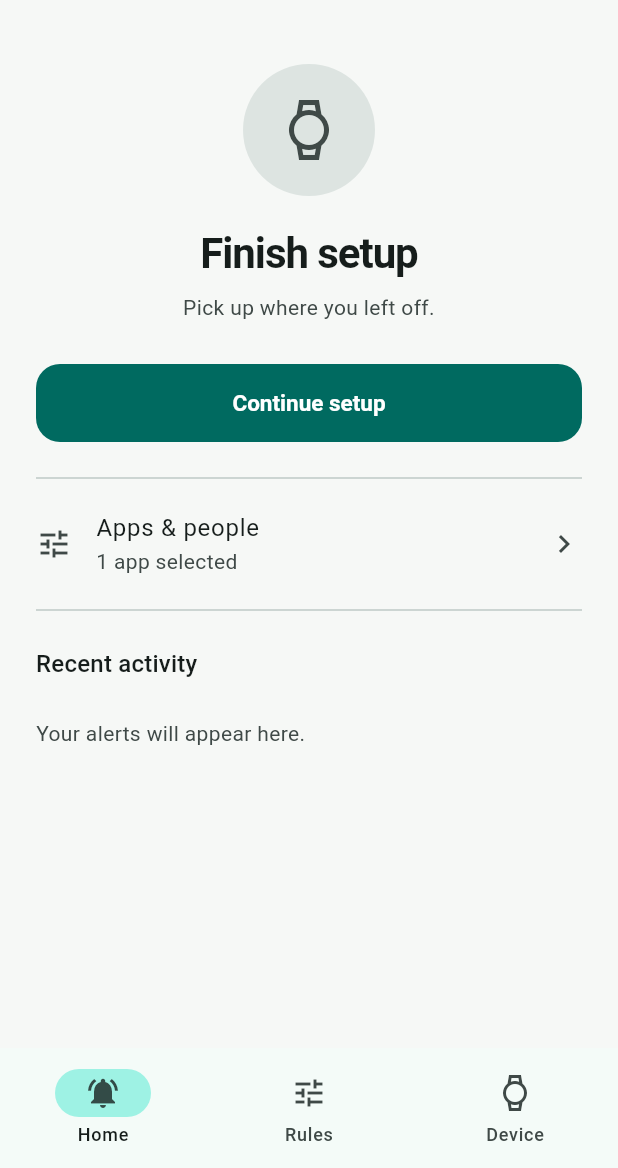
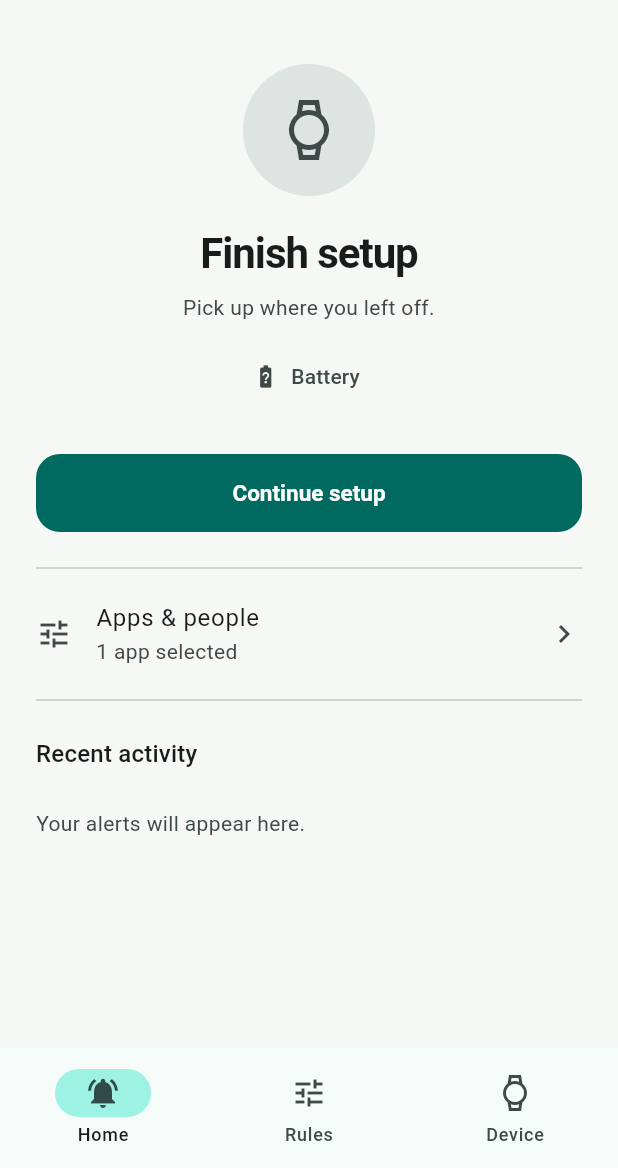
Before and after one commit to Kazuma96550/fitbit-air, a Flutter app: the screen it shows after launch, after a tap on "Allow nearby devices", after a tap on the "close" icon, on a phone screen of 412 x 824 dp, the part 68-1236 px from its top. Run offline on Flutter 3.47's test engine with Material 3 defaults, Android fonts, the phone set to English and light mode, and no system bars; our stand-ins replace clock.

Commit message:
Show cached battery and passive connection status on Home

```diff
--- /dev/null
+++ b/example/lib/demo/air_status_strip.dart
@@ -0,0 +1,142 @@
+import 'package:flutter/material.dart';
+import 'demo_controller.dart';
+
+/// Cached observations, clearly separate from the relay's on/off state.
+class AirStatusStrip extends StatelessWidget {
+  const AirStatusStrip({super.key, required this.controller});
+  final DemoController controller;
+
+  String get age {
+    final at = controller.batteryReadAt;
+    if (at == null) return 'No reading yet';
+    final elapsed = DateTime.now().difference(at);
+    if (elapsed.inMinutes < 1) return 'Checked just now';
+    if (elapsed.inHours < 1) return 'Checked ${elapsed.inMinutes} min ago';
+    if (elapsed.inDays < 1) return 'Checked ${elapsed.inHours} h ago';
+    return 'Checked ${elapsed.inDays} d ago';
+  }
+
+  @override
+  Widget build(BuildContext context) {
+    final state = controller;
+    final colors = Theme.of(context).colorScheme;
+    final battery = state.battery;
+    final stale =
+        state.batteryReadAt == null ||
+        DateTime.now().difference(state.batteryReadAt!) >=
+            const Duration(hours: 6);
+    final color = battery != null && battery.percent <= 20
+        ? colors.error
+        : colors.onSurfaceVariant;
+    return Padding(
+      padding: const EdgeInsets.only(top: 12),
+      child: Wrap(
+        alignment: WrapAlignment.center,
+        crossAxisAlignment: WrapCrossAlignment.center,
+        spacing: 12,
+        children: [
+          if (state.airConnected != null)
+            Row(
+              mainAxisSize: MainAxisSize.min,
+              children: [
+                Icon(
+                  state.airConnected!
+                      ? Icons.bluetooth_connected
+                      : Icons.bluetooth_disabled,
+                  size: 16,
+                  color: colors.onSurfaceVariant,
+                ),
+                const SizedBox(width: 4),
+                Text(
+                  state.airConnected! ? 'Connected' : 'Disconnected',
+                  style: Theme.of(context).textTheme.labelMedium,
+                ),
+              ],
+            ),
+          TextButton.icon(
+            key: const ValueKey('battery-status'),
+            style: TextButton.styleFrom(foregroundColor: color),
+            icon: Icon(
+              battery?.onCharger == true
+                  ? Icons.battery_charging_full
+                  : battery == null
+                  ? Icons.battery_unknown
+                  : battery.percent <= 20
+                  ? Icons.battery_alert
+                  : Icons.battery_std,
+              size: 18,
+            ),
+            label: Text(
+              battery == null
+                  ? 'Battery'
+                  : '${battery.percent}%${stale ? ' · Saved' : ''}',
+            ),
+            onPressed: () => showModalBottomSheet<void>(
+              context: context,
+              showDragHandle: true,
+              builder: (_) => AnimatedBuilder(
+                animation: state,
+                builder: (context, _) => SafeArea(
+                  child: SingleChildScrollView(
+                    padding: const EdgeInsets.fromLTRB(24, 4, 24, 24),
+                    child: Column(
+                      mainAxisSize: MainAxisSize.min,
+                      crossAxisAlignment: CrossAxisAlignment.start,
+                      children: [
+                        Text(
+                          'Air battery',
+                          style: Theme.of(context).textTheme.titleLarge,
+                        ),
+                        const SizedBox(height: 16),
+                        Text(
+                          state.battery == null
+                              ? 'No reading yet'
+                              : '${state.battery!.percent}%',
+                          style: Theme.of(context).textTheme.displayMedium,
+                        ),
+                        Text(age),
+                        if (state.battery?.onCharger == true)
+                          const Text('On charger when checked'),
+                        const SizedBox(height: 16),
+                        Text(
+                          state.relayRunning || state.relayStopping
+                              ? 'Stop notifications to update the battery.'
+                              : state.batteryReadAt != null &&
+                                    DateTime.now().difference(
+                                          state.batteryReadAt!,
+                                        ) <
+                                        const Duration(minutes: 1)
+                              ? 'Up to date. You can check again in a minute.'
+                              : 'Updates briefly connect to your Air. Saved readings stay available between visits.',
+                        ),
+                        if (state.batteryError != null) ...[
+                          const SizedBox(height: 8),
+                          Text(state.batteryError!),
+                        ],
+                        const SizedBox(height: 20),
+                        SizedBox(
+                          width: double.infinity,
+                          child: FilledButton(
+                            key: const ValueKey('refresh-battery'),
+                            onPressed: state.canReadBattery
+                                ? state.refreshBattery
+                                : null,
+                            child: Text(
+                              state.batteryReading
+                                  ? 'Checking battery…'
+                                  : 'Update battery',
+                            ),
+                          ),
+                        ),
+                      ],
+                    ),
+                  ),
+                ),
+              ),
+            ),
+          ),
+        ],
+      ),
+    );
+  }
+}
--- a/example/lib/demo/demo_controller.dart
+++ b/example/lib/demo/demo_controller.dart
@@ -31,6 +31,56 @@ class DemoController extends ChangeNotifier {
   Map<String, Object?> transportDiagnostics = {};
   RelaySettings settings = const RelaySettings();
   AirWristPresenceEvent? lastWristObservation;
+  AirBattery? battery;
+  DateTime? batteryReadAt;
+  bool batteryReading = false;
+  String? batteryError;
+  bool? airConnected;
+  StreamSubscription<AirConnectionEvent>? _connection;
+  bool _visible = false;
+  bool get canReadBattery =>
+      initialized &&
+      !busy &&
+      !previewing &&
+      !changingRelay &&
+      !relayRunning &&
+      !relayStopping &&
+      relayTransition == null &&
+      !batteryReading &&
+      bluetoothPermission &&
+      bluetoothEnabled != false &&
+      (batteryReadAt == null ||
+          DateTime.now().difference(batteryReadAt!) >=
+              const Duration(minutes: 1));
+
+  Future<void> refreshBattery() async {
+    if (!canReadBattery) return;
+    batteryReading = true;
+    batteryError = null;
+    _changed();
+    try {
+      final value = await FitbitAir.readBattery();
+      final at = DateTime.now();
+      battery = value;
+      batteryReadAt = at;
+      try {
+        await channel.invokeMethod<void>('saveBattery', {
+          'percent': value.percent,
+          'onCharger': value.onCharger,
+          'readAt': at.millisecondsSinceEpoch,
+        });
+      } catch (_) {
+        batteryError =
+            'Updated, but could not save this reading for next time.';
+      }
+    } catch (_) {
+      batteryError = 'Could not update. Your last reading is kept.';
+    } finally {
+      batteryReading = false;
+      _changed();
+    }
+  }
+
   bool previewing = false;
   bool initialized = false;
   bool setupCompleted = false;
@@ -94,7 +144,8 @@ class DemoController extends ChangeNotifier {
 
   bool get busy => _activeTrial != null;
   String? get operationId => _activeTrial?['operation'] as String?;
-  bool get controlsBlocked => busy || relayRunning || changingRelay;
+  bool get controlsBlocked =>
+      busy || relayRunning || changingRelay || batteryReading;
   List<Map<String, Object?>> get trials => List.unmodifiable(_trials);
   List<String> get actionIds => actions.keys.toList()..sort();
 
@@ -105,6 +156,27 @@ class DemoController extends ChangeNotifier {
   Future<void> initialize() async {
     await refresh();
     await loadApps();
+    try {
+      final cache = await channel.invokeMapMethod<String, Object?>(
+        'batteryCache',
+      );
+      final percent = cache?['percent'];
+      final readAt = cache?['readAt'];
+      if (percent is int &&
+          percent >= 0 &&
+          percent <= 100 &&
+          readAt is int &&
+          readAt > 0 &&
+          readAt <= DateTime.now().millisecondsSinceEpoch) {
+        battery = AirBattery(
+          percent: percent,
+          onCharger: cache?['onCharger'] as bool?,
+        );
+        batteryReadAt = DateTime.fromMillisecondsSinceEpoch(readAt);
+      }
+    } catch (_) {
+      // A missing or invalid cache never blocks setup.
+    }
     try {
       final settings = await channel.invokeMapMethod<String, Object?>(
         'labSettings',
@@ -126,6 +198,13 @@ class DemoController extends ChangeNotifier {
   void setVisible(bool visible) {
     _poll?.cancel();
     _poll = null;
+    _visible = visible;
+    if (!visible) {
+      unawaited(_connection?.cancel());
+      _connection = null;
+      airConnected = null;
+    }
+    _watchConnectionIfAllowed();
     if (visible) {
       unawaited(refresh());
       _poll = Timer.periodic(
@@ -133,6 +212,22 @@ class DemoController extends ChangeNotifier {
         (_) => unawaited(refresh()),
       );
     }
+  }
+
+  void _watchConnectionIfAllowed() {
+    if (!_visible || _disposed || !bluetoothPermission || _connection != null) {
+      return;
+    }
+    _connection = FitbitAir.watchConnection().listen(
+      (event) {
+        airConnected = event.connected;
+        _changed();
+      },
+      onError: (Object error) {
+        airConnected = null;
+        _changed();
+      },
+    );
   }
 
   Future<void> refresh({bool force = false}) async {
@@ -218,6 +313,7 @@ class DemoController extends ChangeNotifier {
     } on MissingPluginException {
       setupError = 'This demo requires an Android phone.';
     } finally {
+      _watchConnectionIfAllowed();
       _changed();
     }
   }
@@ -306,7 +402,7 @@ class DemoController extends ChangeNotifier {
     if (preset == VibrationPreset.mute) {
       throw ArgumentError('Silent rules cannot vibrate.');
     }
-    if (busy || changingRelay || previewing) {
+    if (busy || changingRelay || previewing || batteryReading) {
       throw StateError('Wait for the current operation.');
     }
     if (relayRunning) {
@@ -422,7 +518,10 @@ class DemoController extends ChangeNotifier {
   }
 
   Future<void> startRelay() async {
-    if (busy || changingRelay || _requestedRelayTransition != null) {
+    if (busy ||
+        changingRelay ||
+        batteryReading ||
+        _requestedRelayTransition != null) {
       throw StateError('Wait for the current operation.');
     }
     if (relayRunning) return;
@@ -521,7 +620,7 @@ class DemoController extends ChangeNotifier {
       await auxiliary.run();
       return;
     }
-    if (busy || changingRelay || previewing) {
+    if (busy || changingRelay || previewing || batteryReading) {
       throw StateError('An operation is already running.');
     }
     if (relayRunning) {
@@ -640,7 +739,7 @@ class DemoController extends ChangeNotifier {
 
   Map<String, Object?> report() => {
     'schemaVersion': 1,
-    'demoVersion': '0.1.4-dev.4',
+    'demoVersion': '0.1.4-dev.5',
     'exportedAt': DateTime.now().toUtc().toIso8601String(),
     'relay': {
       'running': relayRunning,
@@ -693,6 +792,7 @@ class DemoController extends ChangeNotifier {
   void dispose() {
     _disposed = true;
     _poll?.cancel();
+    unawaited(_connection?.cancel());
     super.dispose();
   }
 }
--- a/example/lib/demo/relay_panel.dart
+++ b/example/lib/demo/relay_panel.dart
@@ -4,6 +4,7 @@ import 'demo_controller.dart';
 import 'rules_panel.dart';
 import 'relay_status.dart';
 import 'relay_toggle_button.dart';
+import 'air_status_strip.dart';
 import 'setup_page.dart';
 
 class RelayPanel extends StatelessWidget {
@@ -53,6 +54,7 @@ class RelayPanel extends StatelessWidget {
         !state.busy &&
         !state.previewing &&
         !state.changingRelay &&
+        !state.batteryReading &&
         state.relayTransition == null &&
         !state.relayStopping &&
         (!state.relayRunning || state.settings.silenceReason == null) &&
@@ -148,6 +150,7 @@ class RelayPanel extends StatelessWidget {
     final enabled =
         state.initialized &&
         !state.changingRelay &&
+        !state.batteryReading &&
         !transitioning &&
         !state.relayStopping &&
         (state.relayRunning || !state.busy);
@@ -211,6 +214,7 @@ class RelayPanel extends StatelessWidget {
                 textAlign: TextAlign.center,
                 style: TextStyle(color: colors.onSurfaceVariant),
               ),
+              AirStatusStrip(controller: state),
               if (paused)
                 Padding(
                   padding: const EdgeInsets.only(top: 8),
--- a/example/pubspec.yaml
+++ b/example/pubspec.yaml
@@ -1,5 +1,5 @@
 name: fitbit_air_example
-version: 0.1.4-dev.4+16
+version: 0.1.4-dev.5+17
 description: "Demonstrates how to use the fitbit_air plugin."
 # The following line prevents the package from being accidentally published to
 # pub.dev using `flutter pub publish`. This is preferred for private packages.
```
Also changed, not shown: 7 other files.
